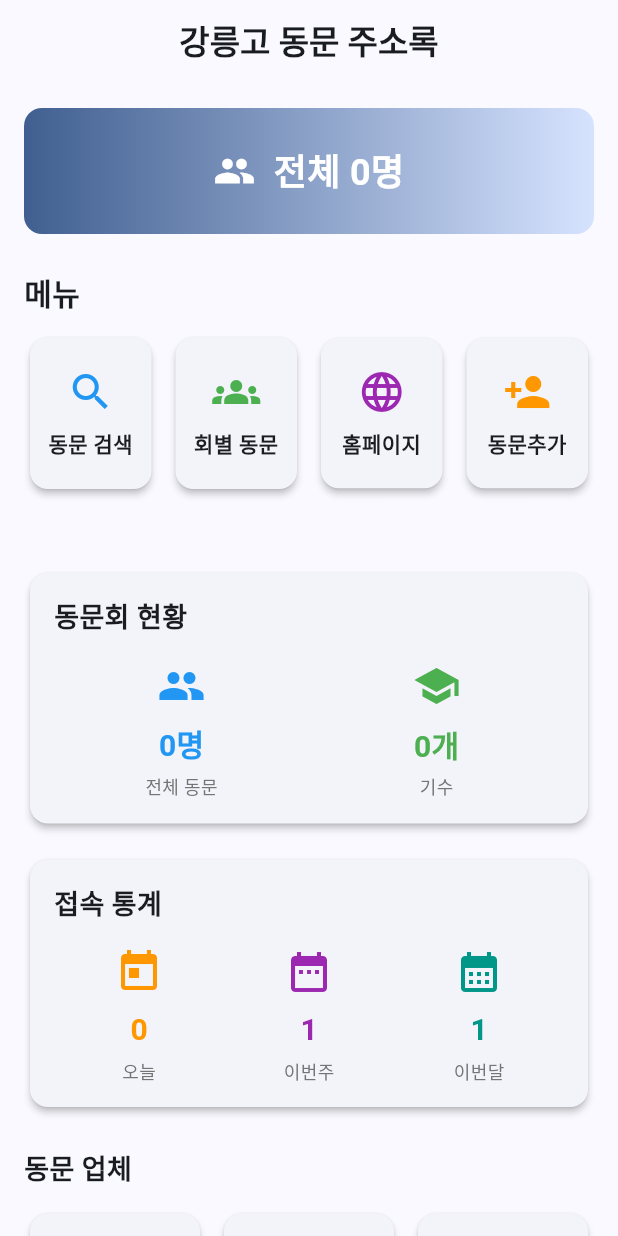
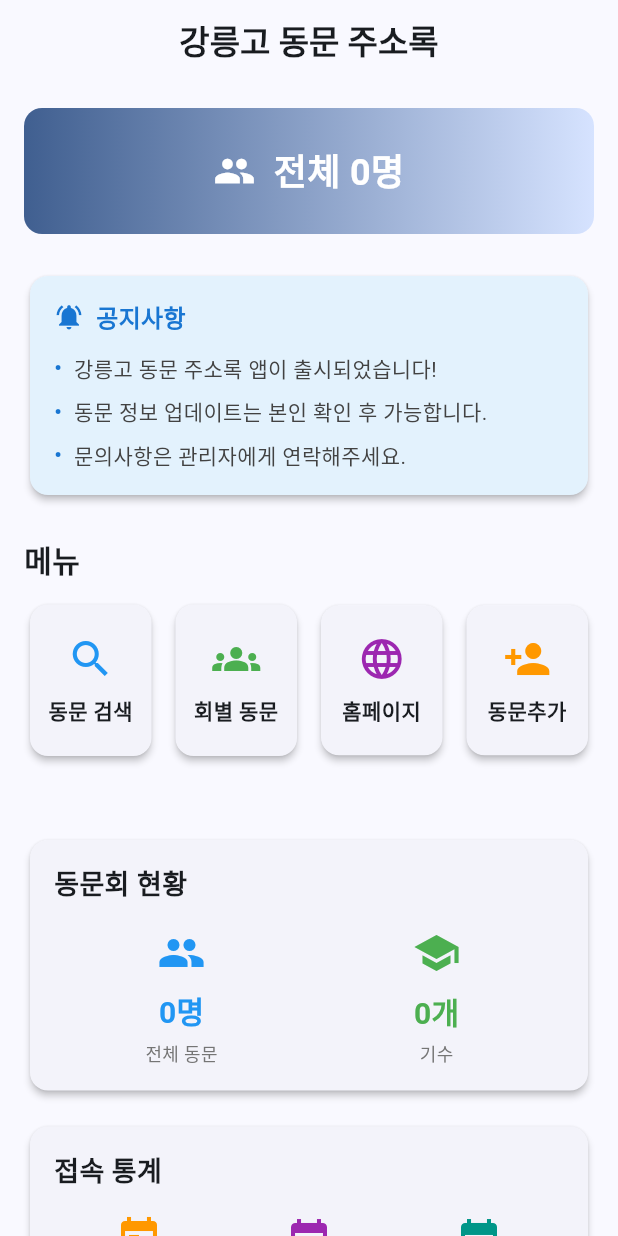
Before and after one commit to drjo70/gnhs, a Flutter app: the HomeScreen screen opened directly, on a phone screen of 412 x 824 dp. Run offline on Flutter 3.47's test engine with Material 3 defaults, Android fonts, the light colour scheme and no system bars; our stand-ins replace cloud_firestore, firebase_auth, firebase_core, firebase_storage, image_picker, shared_preferences; missing offline and left inert: dart:html; accounts and stored records are empty.

Commit message:
Update: 홈 화면 개선
- 최근 업데이트 동문 10명 → 6명으로 변경
- 공지사항 섹션 추가 (3줄)
- 공지사항: 앱 출시, 정보 업데이트 안내, 문의 연락처

```diff
--- a/lib/screens/home_screen.dart
+++ b/lib/screens/home_screen.dart
@@ -52,11 +52,11 @@ class _HomeScreenState extends State<HomeScreen> {
       final results = await Future.wait([
         _alumniService.getGraduationYears(),
         _alumniService.getTotalAlumniCount(),
-        // updated_at 필드로 정렬 (최근 업데이트 순) - 10명으로 증가
+        // updated_at 필드로 정렬 (최근 업데이트 순) - 6명으로 변경
         FirebaseFirestore.instance
             .collection('alumni')
             .orderBy('updated_at', descending: true)
-            .limit(10)
+            .limit(6)
             .get(),
         _visitStatsService.getAllStats(),
       ]);
@@ -162,6 +162,41 @@ class _HomeScreenState extends State<HomeScreen> {
                             ),
                           ),
                         ],
+                      ),
+                    ),
+
+                    const SizedBox(height: 24),
+
+                    // 공지사항
+                    Card(
+                      color: Colors.blue[50],
+                      child: Padding(
+                        padding: const EdgeInsets.all(16),
+                        child: Column(
+                          crossAxisAlignment: CrossAxisAlignment.start,
+                          children: [
+                            Row(
+                              children: [
+                                Icon(Icons.notifications_active, color: Colors.blue[700], size: 20),
+                                const SizedBox(width: 8),
+                                Text(
+                                  '공지사항',
+                                  style: TextStyle(
+                                    fontSize: 16,
+                                    fontWeight: FontWeight.bold,
+                                    color: Colors.blue[700],
+                                  ),
+                                ),
+                              ],
+                            ),
+                            const SizedBox(height: 12),
+                            _buildNoticeItem('강릉고 동문 주소록 앱이 출시되었습니다!'),
+                            const SizedBox(height: 8),
+                            _buildNoticeItem('동문 정보 업데이트는 본인 확인 후 가능합니다.'),
+                            const SizedBox(height: 8),
+                            _buildNoticeItem('문의사항은 관리자에게 연락해주세요.'),
+                          ],
+                        ),
                       ),
                     ),
 
@@ -516,6 +551,32 @@ class _HomeScreenState extends State<HomeScreen> {
     );
   }
 
+  Widget _buildNoticeItem(String text) {
+    return Row(
+      crossAxisAlignment: CrossAxisAlignment.start,
+      children: [
+        Text(
+          '•',
+          style: TextStyle(
+            fontSize: 14,
+            color: Colors.blue[700],
+            fontWeight: FontWeight.bold,
+          ),
+        ),
+        const SizedBox(width: 8),
+        Expanded(
+          child: Text(
+            text,
+            style: TextStyle(
+              fontSize: 14,
+              color: Colors.grey[800],
+            ),
+          ),
+        ),
+      ],
+    );
+  }
+
   Widget _buildStatItem({
     required IconData icon,
     required String label,
```
